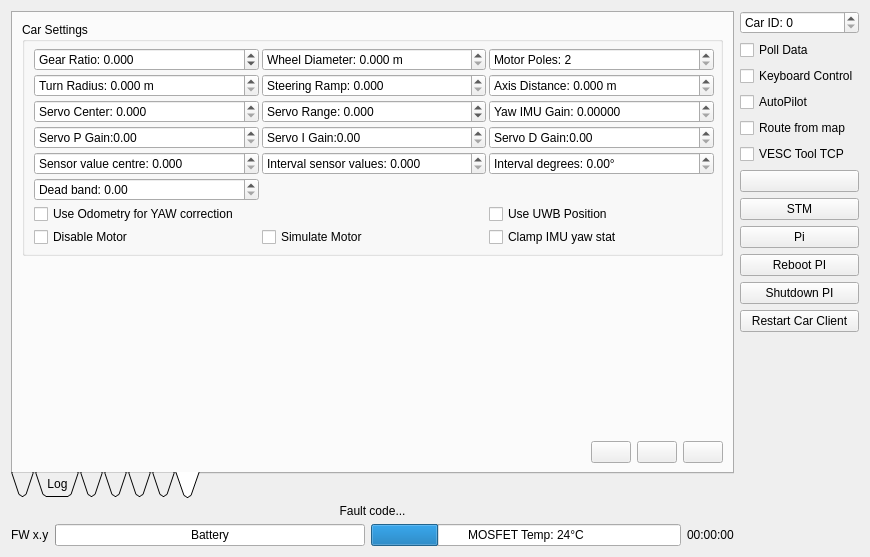
First picture: the form in Linux/RControlStation/carinterface.ui, repository GunnarLarssonSLU/rise_sdvp, before the edit.
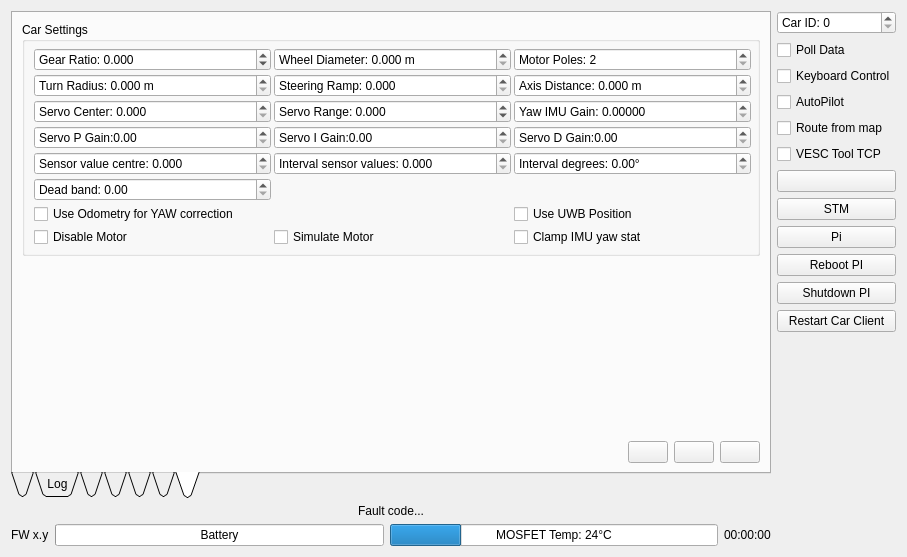
Second picture: the form after the edit. Icons and pictures are not drawn. Custom widgets are drawn as their Qt base class.

Patch:
```diff
--- a/Linux/RControlStation/carinterface.ui
+++ b/Linux/RControlStation/carinterface.ui
@@ -6,7 +6,7 @@
    <rect>
     <x>0</x>
     <y>0</y>
-    <width>870</width>
+    <width>907</width>
     <height>557</height>
    </rect>
   </property>
```
